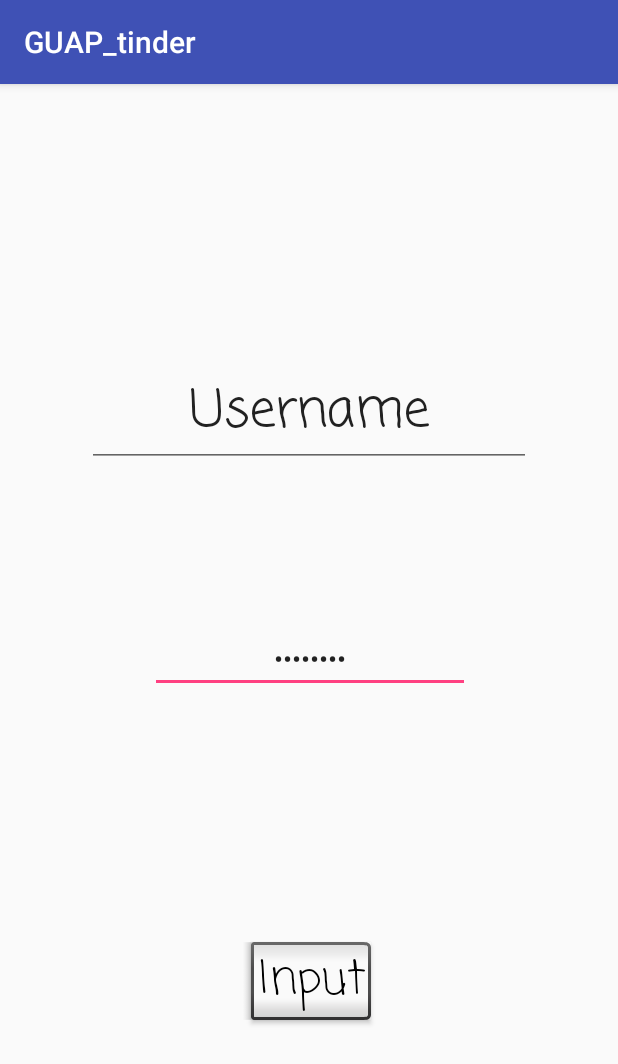
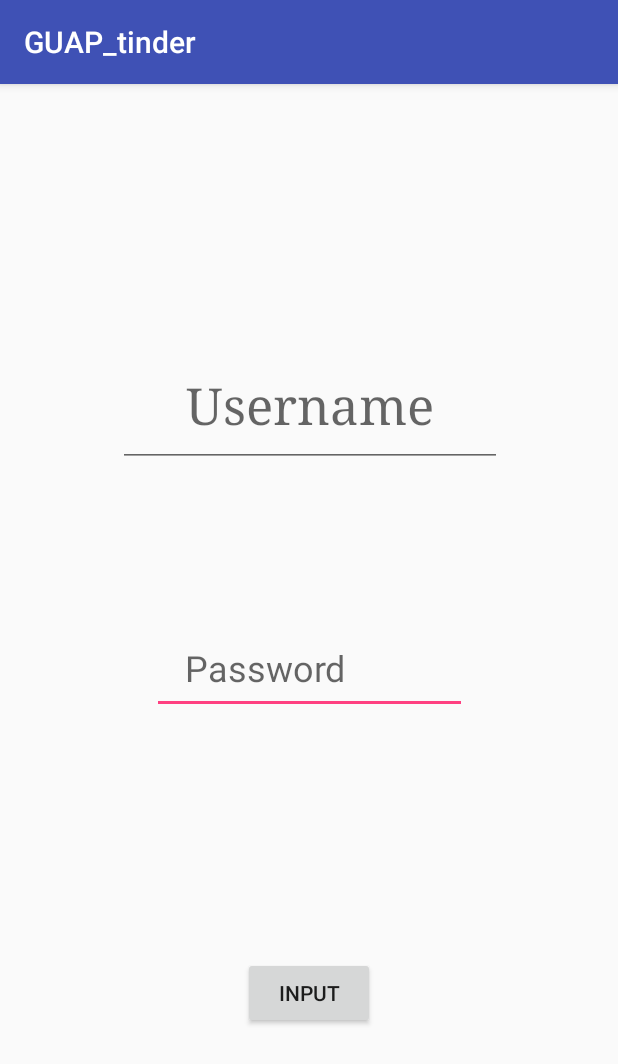
Before and after one commit to hardkorchik/MyApplication, an Android app: the screen it shows after launch (Registr), on a phone screen of 412 x 824 dp. Shown: the top 1064 px of the screen. Run offline under Robolectric (Android 15) with nearby library versions, the phone set to English and light mode, and no system bars.

Commit message:
add geolocation update + tags add registration processing

```diff
--- a/app/build.gradle
+++ b/app/build.gradle
@@ -27,5 +27,6 @@ dependencies {
     compile 'com.android.support:appcompat-v7:26.+'
     compile 'com.android.support.constraint:constraint-layout:1.0.2'
     compile 'com.google.android.gms:play-services-maps:11.0.4'
+    compile 'com.android.support:design:26.+'
     testCompile 'junit:junit:4.12'
 }
--- a/app/src/main/java/com/guap/guap_tinder/Registr.java
+++ b/app/src/main/java/com/guap/guap_tinder/Registr.java
@@ -4,8 +4,11 @@ import android.support.v7.app.AppCompatActivity;
 import android.os.Bundle;
 import android.view.View;
 import android.widget.Button;
+import android.widget.EditText;
 public class Registr extends AppCompatActivity implements View.OnClickListener {
     Button ActTwo;
+    EditText editText;
+    EditText editText2;
     @Override
     protected void onCreate(Bundle savedInstanceState) {
         super.onCreate(savedInstanceState);
@@ -15,9 +18,12 @@ public class Registr extends AppCompatActivity implements View.OnClickListener {
     }
     @Override
     public void onClick(View v){
-        switch ((v.getId())){
+            switch ((v.getId())) {
                 case R.id.button:
-                Intent intent= new Intent(this, MapsActivity.class);
+                    editText= (EditText)findViewById(R.id.editText);
+                    editText2= (EditText)findViewById(R.id.editText2);
+                    Intent intent = new Intent(this, MapsActivity.class);
+                    intent.putExtra("message",editText2.getText().toString()+"/"+editText.getText().toString());
                     startActivity(intent);
                     break;
                 default:
--- /dev/null
+++ b/app/src/main/res/layout-xlarge/activity_registr.xml
@@ -0,0 +1,50 @@
+<?xml version="1.0" encoding="utf-8"?>
+<android.support.constraint.ConstraintLayout
+        xmlns:android="http://schemas.android.com/apk/res/android"
+        xmlns:tools="http://schemas.android.com/tools"
+        xmlns:app="http://schemas.android.com/apk/res-auto"
+        android:layout_width="match_parent"
+        android:layout_height="match_parent"
+        tools:context=".Registr">
+
+    <Button
+            android:text="Input"
+            android:layout_width="wrap_content"
+            android:layout_height="wrap_content"
+            android:id="@+id/button"
+            app:layout_constraintBottom_toBottomOf="parent"
+            android:layout_marginBottom="136dp" android:layout_marginRight="8dp"
+            app:layout_constraintRight_toRightOf="parent" android:layout_marginLeft="8dp"
+            app:layout_constraintLeft_toLeftOf="parent"
+            android:textAppearance="@style/TextAppearance.AppCompat.Display1"
+            android:fontFamily="casual" android:typeface="normal" android:textSize="30sp"
+            android:textAlignment="center" style="@android:style/Widget.Button.Inset"/>
+    <EditText
+            android:layout_width="wrap_content"
+            android:layout_height="wrap_content"
+            android:inputType="textPassword"
+            android:ems="10"
+            android:id="@+id/editText"
+            android:layout_marginLeft="8dp"
+            app:layout_constraintLeft_toLeftOf="parent" android:layout_marginRight="8dp"
+            app:layout_constraintRight_toRightOf="parent" android:layout_marginBottom="7dp"
+            app:layout_constraintBottom_toTopOf="@+id/button" app:layout_constraintHorizontal_bias="0.503"
+            android:textAlignment="center" android:layout_marginTop="8dp"
+            app:layout_constraintTop_toBottomOf="@+id/editText2" app:layout_constraintVertical_bias="0.387"
+            android:text="password"/>
+    <EditText
+            android:layout_width="296dp"
+            android:layout_height="71dp"
+            android:inputType="textPersonName"
+            android:ems="10"
+            android:id="@+id/editText2" app:layout_constraintTop_toTopOf="parent"
+            android:layout_marginTop="8dp" app:layout_constraintBottom_toBottomOf="parent"
+            android:layout_marginBottom="8dp" android:layout_marginRight="8dp"
+            app:layout_constraintRight_toRightOf="parent" android:layout_marginLeft="8dp"
+            app:layout_constraintLeft_toLeftOf="parent"
+            app:layout_constraintVertical_bias="0.247"
+            android:textAppearance="@style/TextAppearance.AppCompat.Display1"
+            android:fontFamily="casual" android:textAlignment="center" android:text="Username"
+    />
+
+</android.support.constraint.ConstraintLayout>
--- a/app/src/main/res/layout/activity_maps.xml
+++ b/app/src/main/res/layout/activity_maps.xml
@@ -1,8 +1,7 @@
 <fragment xmlns:android="http://schemas.android.com/apk/res/android"
           xmlns:tools="http://schemas.android.com/tools"
           xmlns:map="http://schemas.android.com/apk/res-auto"
-          android:layout_width="match_parent"
-          android:layout_height="match_parent"
           android:id="@+id/map"
           tools:context="com.guap.guap_tinder.MapsActivity"
-          android:name="com.google.android.gms.maps.SupportMapFragment"/>
+          android:name="com.google.android.gms.maps.SupportMapFragment" android:layout_width="match_parent"
+          android:layout_height="match_parent" map:layout_collapseParallaxMultiplier="0.0"/>
--- a/app/src/main/res/layout/activity_registr.xml
+++ b/app/src/main/res/layout/activity_registr.xml
@@ -13,37 +13,40 @@
             android:layout_height="wrap_content"
             android:id="@+id/button"
             app:layout_constraintBottom_toBottomOf="parent"
-            android:layout_marginBottom="136dp" android:layout_marginRight="8dp"
-            app:layout_constraintRight_toRightOf="parent" android:layout_marginLeft="8dp"
+            android:layout_marginBottom="138dp"
+            app:layout_constraintRight_toRightOf="parent"
             app:layout_constraintLeft_toLeftOf="parent"
-            android:textAppearance="@style/TextAppearance.AppCompat.Display1"
-            android:fontFamily="casual" android:typeface="normal" android:textSize="30sp"
-            android:textAlignment="center" style="@android:style/Widget.Button.Inset"/>
+            android:textAppearance="@style/TextAppearance.AppCompat.Button"
+            tools:layout_constraintRight_creator="1" tools:layout_constraintLeft_creator="1"
+            app:layout_constraintHorizontal_bias="0.501" android:elevation="0dp"/>
     <EditText
-            android:layout_width="wrap_content"
-            android:layout_height="wrap_content"
+            android:layout_width="210dp"
+            android:layout_height="61dp"
             android:inputType="textPassword"
             android:ems="10"
             android:id="@+id/editText"
-            android:layout_marginLeft="8dp"
-            app:layout_constraintLeft_toLeftOf="parent" android:layout_marginRight="8dp"
+            app:layout_constraintLeft_toLeftOf="parent"
             app:layout_constraintRight_toRightOf="parent" android:layout_marginBottom="7dp"
             app:layout_constraintBottom_toTopOf="@+id/button" app:layout_constraintHorizontal_bias="0.503"
-            android:textAlignment="center" android:layout_marginTop="8dp"
-            app:layout_constraintTop_toBottomOf="@+id/editText2" app:layout_constraintVertical_bias="0.387"
-            android:text="password"/>
+            android:layout_marginTop="8dp"
+            app:layout_constraintTop_toBottomOf="@+id/editText2" app:layout_constraintVertical_bias="0.38"
+            tools:layout_constraintRight_creator="1" tools:layout_constraintLeft_creator="1"
+            android:hint="   Password" android:textSize="24sp" android:textAlignment="viewStart"/>
     <EditText
-            android:layout_width="296dp"
-            android:layout_height="71dp"
+            android:layout_width="256dp"
+            android:layout_height="82dp"
             android:inputType="textPersonName"
             android:ems="10"
             android:id="@+id/editText2" app:layout_constraintTop_toTopOf="parent"
             android:layout_marginTop="8dp" app:layout_constraintBottom_toBottomOf="parent"
-            android:layout_marginBottom="8dp" android:layout_marginRight="8dp"
-            app:layout_constraintRight_toRightOf="parent" android:layout_marginLeft="8dp"
+            android:layout_marginBottom="8dp" android:layout_marginRight="36dp"
+            app:layout_constraintRight_toRightOf="parent" android:layout_marginLeft="36dp"
             app:layout_constraintLeft_toLeftOf="parent"
-            app:layout_constraintVertical_bias="0.259"
+            app:layout_constraintVertical_bias="0.247"
             android:textAppearance="@style/TextAppearance.AppCompat.Display1"
-            android:fontFamily="casual" android:textAlignment="center" android:text="Username"/>
+            android:fontFamily="serif" android:textAlignment="center"
+            tools:layout_constraintRight_creator="1" android:layout_marginStart="36dp" android:layout_marginEnd="36dp"
+            tools:layout_constraintLeft_creator="1"
+            app:layout_constraintHorizontal_bias="0.504" android:hint="Username"/>
 
 </android.support.constraint.ConstraintLayout>
--- /dev/null
+++ b/app/src/main/res/values/dimens.xml
@@ -0,0 +1,5 @@
+<resources>
+    <!-- Default screen margins, per the Android Design guidelines. -->
+    <dimen name="activity_horizontal_margin">16dp</dimen>
+    <dimen name="activity_vertical_margin">16dp</dimen>
+</resources>
```
Also changed, not shown: app/src/main/AndroidManifest.xml (+6 -1 lines), app/src/main/java/com/guap/guap_tinder/MapsActivity.java (+65 -4 lines), app/src/main/res/values/strings.xml (+12 -0 lines), 168 other files. Lines whose indentation alone changed are shown as unchanged.
